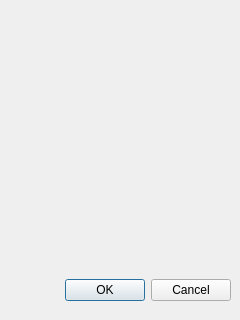
Before: the Qt Designer form gamelosedialog.ui in UofU-CS3505/cs3505-assignment9-KingsleyCRS, drawn with Qt 5.
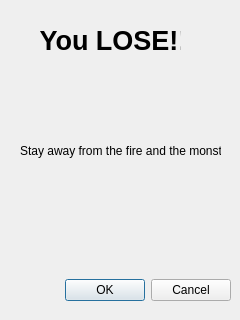
After: the same form once the commit is applied.

Commit message:
GO to fire will die
gameLost window applied

What changed in the file:
```diff
--- a/gamelosedialog.ui
+++ b/gamelosedialog.ui
@@ -29,6 +29,38 @@
     <set>QDialogButtonBox::Cancel|QDialogButtonBox::Ok</set>
    </property>
   </widget>
+  <widget class="QLabel" name="label">
+   <property name="geometry">
+    <rect>
+     <x>10</x>
+     <y>10</y>
+     <width>171</width>
+     <height>61</height>
+    </rect>
+   </property>
+   <property name="font">
+    <font>
+     <pointsize>20</pointsize>
+     <bold>true</bold>
+    </font>
+   </property>
+   <property name="text">
+    <string>    You LOSE!!!</string>
+   </property>
+  </widget>
+  <widget class="QLabel" name="label_2">
+   <property name="geometry">
+    <rect>
+     <x>20</x>
+     <y>120</y>
+     <width>201</width>
+     <height>61</height>
+    </rect>
+   </property>
+   <property name="text">
+    <string>Stay away from the fire and the monster</string>
+   </property>
+  </widget>
  </widget>
  <resources/>
  <connections>
```
The commit also changes 3 other files.
